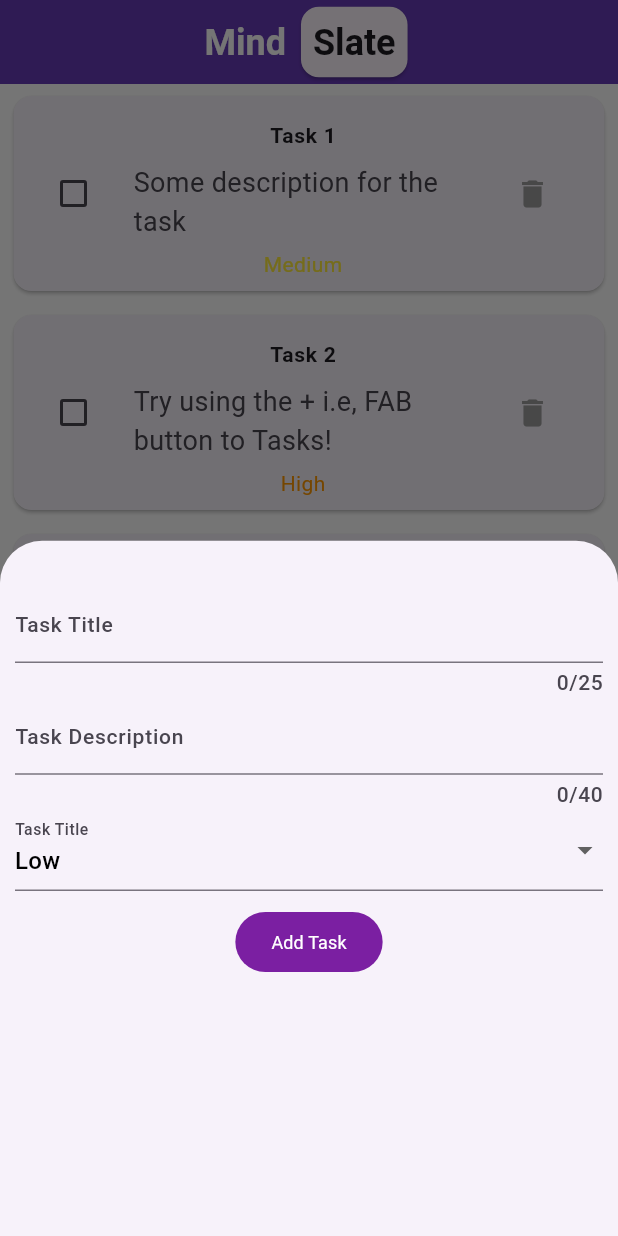
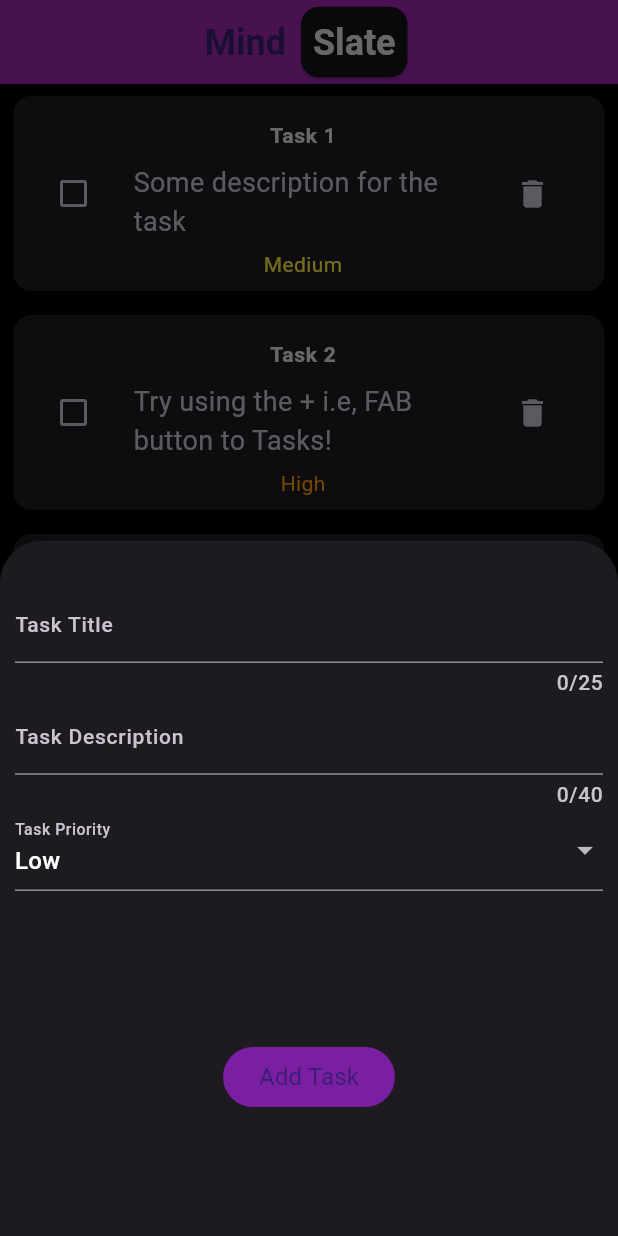
Before and after one commit to Pixel-Code-Hub206/MindSlate, a Flutter app: the screen it shows after launch, after a tap on the "add" icon, on a phone screen of 412 x 824 dp. Run offline on Flutter 3.47's test engine with Material 3 defaults, Android fonts, the phone set to English and light mode, and no system bars; our stand-ins replace device_preview; Roboto replaces fonts that are missing (Poppins).

Commit message:
Added Icon ThemeData. Changed the error text and Priority Title in FAB

```diff
--- a/lib/main.dart
+++ b/lib/main.dart
@@ -11,7 +11,7 @@ void main() => runApp(
            builder: DevicePreview.appBuilder,   //To enable Device Preview
          useInheritedMediaQuery: true,      //Required
            home: Home(),
-           themeMode: ThemeMode.system,      //ThemeData
+           themeMode: ThemeMode.dark,      //ThemeData
            theme: AppTheme.lightTheme,
            darkTheme: AppTheme.darkTheme,
        ),
--- a/lib/pages/home_screen.dart
+++ b/lib/pages/home_screen.dart
@@ -114,7 +114,6 @@ class _HomeState extends State<Home> {
                       deleteTask(index);
                     },
                         icon: Icon(Icons.delete),
-                        color: Colors.grey[500],
                     ),
                   ),
                 ),
@@ -145,7 +144,7 @@ class _HomeState extends State<Home> {
                               validator: (value) {
                                 if(value == null || value.isEmpty || value.length < 2)
                                 {
-                                  return "The given title must be lengthier";
+                                  return "Title too short";
                                 }
                                 return null;  //If no-errors
                               },
@@ -162,7 +161,7 @@ class _HomeState extends State<Home> {
                               validator: (value) {
                                 if(value == null || value.isEmpty || value.length < 5)
                                   {
-                                    return "The given task must be lengthier";
+                                    return "Add more details";
                                   }
                                   return null;  //If no-errors
                               },
@@ -174,7 +173,7 @@ class _HomeState extends State<Home> {
                             DropdownButtonFormField(
                               value: _selectedPriority,
                               decoration: const InputDecoration(
-                                label: Text('Task Title'),
+                                label: Text('Task Priority'),
                               ),
                               items: Priority.values.map((p) {
                                 return DropdownMenuItem(
@@ -189,9 +188,10 @@ class _HomeState extends State<Home> {
                                 },
                             ),
 
-                            SizedBox(height: 10.0),
+                            SizedBox(height: 100.0),
 
-                            FilledButton(onPressed: () {
+                            SafeArea(
+                              child: FilledButton(onPressed: () {
                                 if(_formGlobalKey.currentState!.validate()){ //Form Validation
                                   _formGlobalKey.currentState!.save();  //Lock the data from the fields
                                   addTask();    //Only adds to-do's once the Form is validated
@@ -201,8 +201,12 @@ class _HomeState extends State<Home> {
                                 style: FilledButton.styleFrom(
                                   backgroundColor: Colors.purple[700],
                                 ),
-                                child: const Text(
+                                  child: Text(
                                     'Add Task',
+                                    style: TextStyle(
+                                      fontSize: 16.0,
+                                    ),
+                                  ),
                               ),
                             ),
                           ],
```
Also changed, not shown: lib/utils/theme/custom_themes/icon_theme.dart (added, +21 -0 lines). Lines whose indentation alone changed are shown as unchanged.
